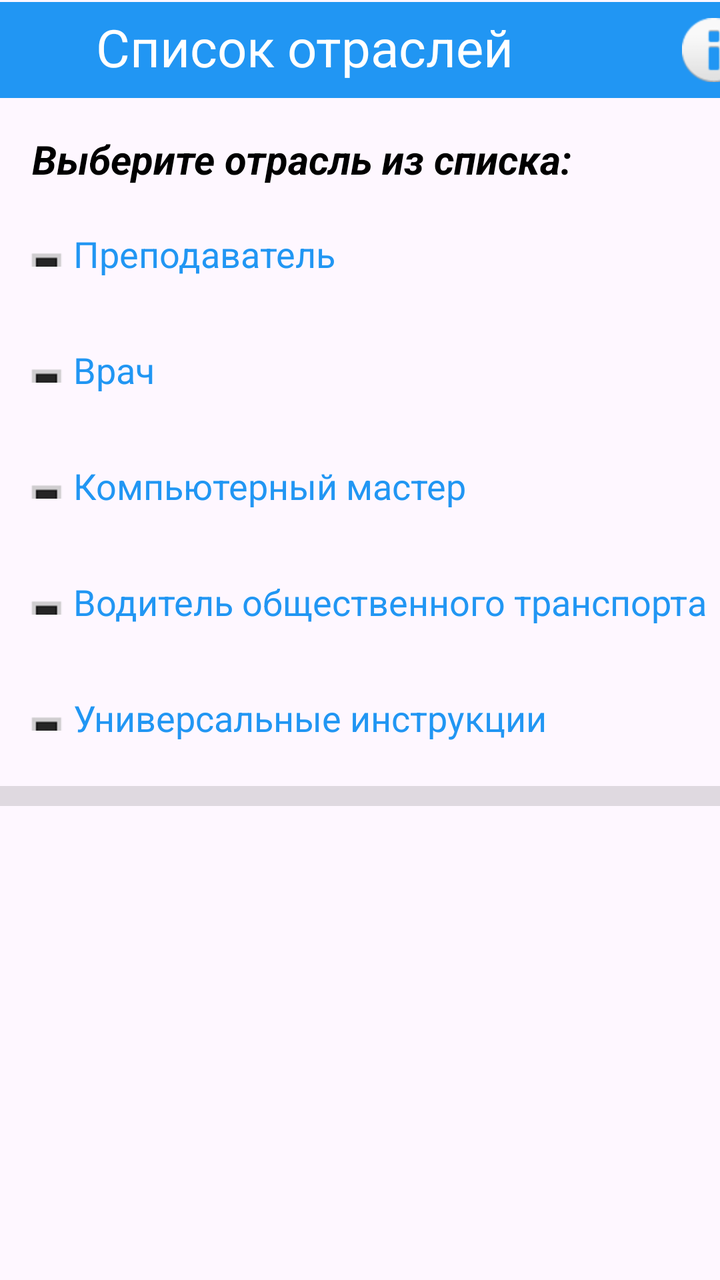
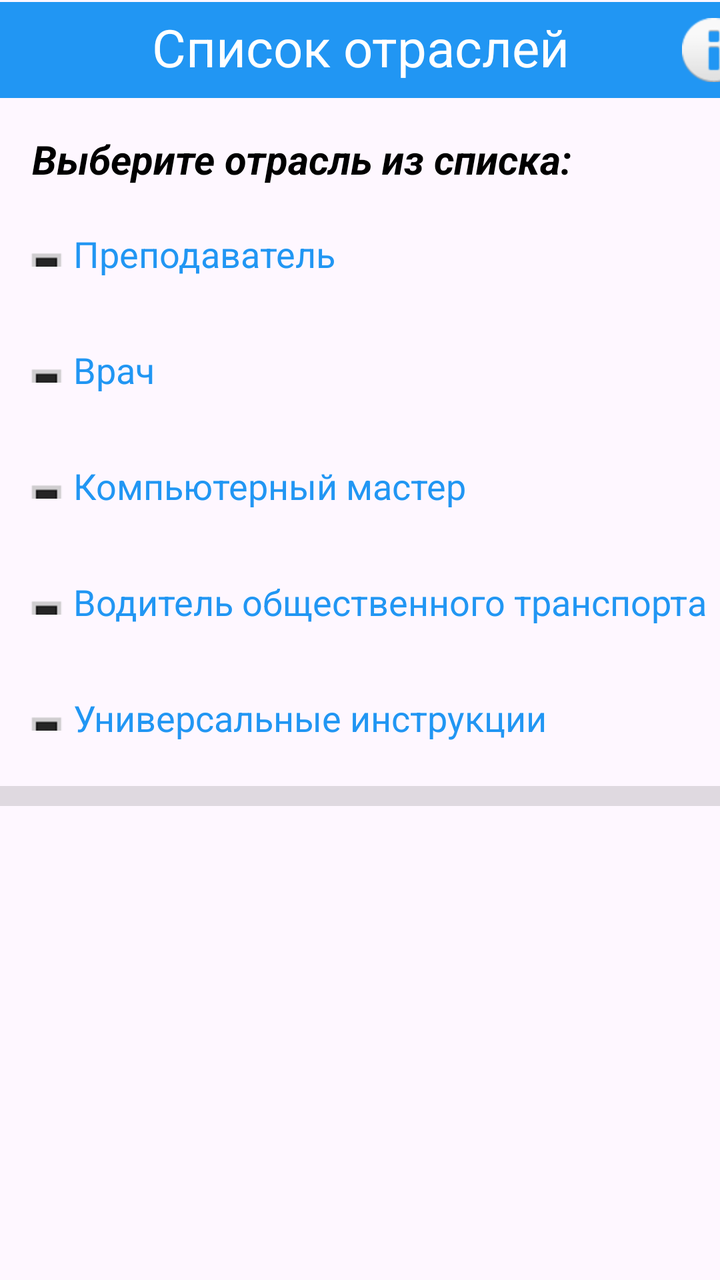

Two renders of the same Android screen: before a commit and after it. Below are the layout's source before the change and the commit's diff.
<!-- AndroidManifest.xml: application theme Theme.First_Aid -->
<!-- res/layout/activity_main.xml -->
<?xml version="1.0" encoding="utf-8"?>
<androidx.constraintlayout.widget.ConstraintLayout xmlns:android="http://schemas.android.com/apk/res/android"
    xmlns:app="http://schemas.android.com/apk/res-auto"
    xmlns:tools="http://schemas.android.com/tools"
    android:id="@+id/main"
    android:layout_width="match_parent"
    android:layout_height="match_parent"
    tools:context=".MainActivity">


    <LinearLayout
        android:id="@+id/linearLayout"
        android:layout_width="match_parent"
        android:layout_height="match_parent"
        android:layout_marginTop="50dp"
        android:orientation="vertical"
        android:visibility="visible"
        app:layout_constraintBottom_toBottomOf="parent"
        app:layout_constraintEnd_toEndOf="parent"
        app:layout_constraintStart_toStartOf="parent"
        app:layout_constraintTop_toTopOf="parent">

        <TextView
            android:id="@+id/choice"
            android:layout_width="wrap_content"
            android:layout_height="wrap_content"
            android:layout_marginLeft="16dp"
            android:layout_marginTop="16dp"
            android:layout_marginBottom="10dp"
            android:text="Выберите отрасль из списка:"
            android:textColor="#000000"
            android:textSize="20sp"
            android:textStyle="bold|italic" />

        <TextView
            android:id="@+id/industry1"
            android:layout_width="wrap_content"
            android:layout_height="wrap_content"
            android:layout_gravity="start"
            android:layout_marginLeft="10dp"
            android:layout_marginBottom="10dp"
            android:clickable="true"
            android:drawableStart="@android:drawable/menu_frame"
            android:focusable="true"
            android:gravity="center_vertical"
            android:minHeight="48dp"
            android:onClick="goToSecondActivity"
            android:text="Преподаватель"
            android:textColor="#2196F3"
            android:textSize="18sp" />

        <TextView
            android:id="@+id/industry2"
            android:layout_width="wrap_content"
            android:layout_height="wrap_content"
            android:layout_gravity="start"
            android:layout_marginLeft="10dp"
            android:layout_marginBottom="10dp"
            android:clickable="true"
            android:drawableStart="@android:drawable/menu_frame"
            android:focusable="true"
            android:gravity="center_vertical"
            android:minHeight="48dp"
            android:onClick="goToSecondActivity"
            android:text="Врач"
            android:textColor="#2196F3"
            android:textSize="18sp" />

        <TextView
            android:id="@+id/industry3"
            android:layout_width="wrap_content"
            android:layout_height="wrap_content"
            android:layout_gravity="start"
            android:layout_marginLeft="10dp"
            android:layout_marginBottom="10dp"
            android:clickable="true"
            android:drawableStart="@android:drawable/menu_frame"
            android:focusable="true"
            android:gravity="center_vertical"
            android:minHeight="48dp"
            android:onClick="goToSecondActivity"
            android:text="Компьютерный мастер"
            android:textColor="#2196F3"
            android:textSize="18sp" />

        <TextView
            android:id="@+id/industry4"
            android:layout_width="wrap_content"
            android:layout_height="wrap_content"
            android:layout_gravity="start"
            android:layout_marginLeft="10dp"
            android:layout_marginBottom="10dp"
            android:clickable="true"
            android:drawableStart="@android:drawable/menu_frame"
            android:focusable="true"
            android:gravity="center_vertical"
            android:minHeight="48dp"
            android:onClick="goToSecondActivity"
            android:text="Водитель общественного транспорта"
            android:textColor="#2196F3"
            android:textSize="18sp" />

        <TextView
            android:id="@+id/industry5"
            android:layout_width="match_parent"
            android:layout_height="wrap_content"
            android:layout_gravity="start"
            android:layout_marginLeft="10dp"
            android:layout_marginBottom="10dp"
            android:clickable="true"
            android:drawableStart="@android:drawable/menu_frame"
            android:focusable="true"
            android:gravity="center_vertical"
            android:minHeight="48dp"
            android:onClick="goToSecondActivity"
            android:text="Универсальные инструкции"
            android:textColor="#2196F3"
            android:textSize="18sp" />

        <View
            android:id="@+id/divider2"
            android:layout_width="match_parent"
            android:layout_height="10dp"
            android:background="?android:attr/listDivider" />
    </LinearLayout>

    <LinearLayout
        android:id="@+id/top_toolbar"
        android:layout_width="409dp"
        android:layout_height="48dp"
        android:layout_marginStart="1dp"
        android:layout_marginTop="1dp"
        android:layout_marginEnd="1dp"
        android:layout_marginBottom="1dp"
        android:background="#2196F3"
        android:orientation="horizontal"
        android:gravity="center"
        app:layout_constraintBottom_toTopOf="@+id/linearLayout"
        app:layout_constraintEnd_toEndOf="parent"
        app:layout_constraintStart_toStartOf="parent"
        app:layout_constraintTop_toTopOf="parent">

        <TextView
            android:id="@+id/textView2"
            android:layout_width="wrap_content"
            android:layout_height="match_parent"
            android:layout_weight="1"
            android:padding="5dp"
            android:text="Список отраслей"
            android:textAlignment="center"
            android:textColor="#FFFFFF"
            android:textSize="26sp" />

        <ImageButton
            android:id="@+id/imageButton"
            android:layout_width="wrap_content"
            android:layout_height="match_parent"
            android:backgroundTint="@android:color/transparent"
            app:srcCompat="@android:drawable/ic_dialog_info" />
    </LinearLayout>
</androidx.constraintlayout.widget.ConstraintLayout>
<!-- resources referenced by this layout -->
<resources>
  <style name="Theme.First_Aid" parent="Base.Theme.First_Aid" />
  <style name="Base.Theme.First_Aid" parent="Theme.Material3.DayNight.NoActionBar">
          
          
      </style>
</resources>

<!-- the commit's change to res/layout/activity_main.xml (unified diff, before → after) -->
@@ -27,8 +27,8 @@
             android:layout_marginLeft="16dp"
             android:layout_marginTop="16dp"
             android:layout_marginBottom="10dp"
-            android:text="Выберите отрасль из списка:"
-            android:textColor="#000000"
+            android:text="@string/choice"
+            android:textColor="@color/black"
             android:textSize="20sp"
             android:textStyle="bold|italic" />
 
@@ -45,8 +45,8 @@
             android:gravity="center_vertical"
             android:minHeight="48dp"
             android:onClick="goToSecondActivity"
-            android:text="Преподаватель"
-            android:textColor="#2196F3"
+            android:text="@string/teacher"
+            android:textColor="@color/blue_text"
             android:textSize="18sp" />
 
         <TextView
@@ -62,8 +62,8 @@
             android:gravity="center_vertical"
             android:minHeight="48dp"
             android:onClick="goToSecondActivity"
-            android:text="Врач"
-            android:textColor="#2196F3"
+            android:text="@string/doctor"
+            android:textColor="@color/blue_text"
             android:textSize="18sp" />
 
         <TextView
@@ -79,8 +79,8 @@
             android:gravity="center_vertical"
             android:minHeight="48dp"
             android:onClick="goToSecondActivity"
-            android:text="Компьютерный мастер"
-            android:textColor="#2196F3"
+            android:text="@string/comp_master"
+            android:textColor="@color/blue_text"
             android:textSize="18sp" />
 
         <TextView
@@ -96,8 +96,8 @@
             android:gravity="center_vertical"
             android:minHeight="48dp"
             android:onClick="goToSecondActivity"
-            android:text="Водитель общественного транспорта"
-            android:textColor="#2196F3"
+            android:text="@string/driver"
+            android:textColor="@color/blue_text"
             android:textSize="18sp" />
 
         <TextView
@@ -113,8 +113,8 @@
             android:gravity="center_vertical"
             android:minHeight="48dp"
             android:onClick="goToSecondActivity"
-            android:text="Универсальные инструкции"
-            android:textColor="#2196F3"
+            android:text="@string/universal"
+            android:textColor="@color/blue_text"
             android:textSize="18sp" />
 
         <View
@@ -132,7 +132,7 @@
         android:layout_marginTop="1dp"
         android:layout_marginEnd="1dp"
         android:layout_marginBottom="1dp"
-        android:background="#2196F3"
+        android:background="@color/common_background_toolbar"
         android:orientation="horizontal"
         android:gravity="center"
         app:layout_constraintBottom_toTopOf="@+id/linearLayout"
@@ -140,22 +140,33 @@
         app:layout_constraintStart_toStartOf="parent"
         app:layout_constraintTop_toTopOf="parent">
 
-        <TextView
-            android:id="@+id/textView2"
-            android:layout_width="wrap_content"
+        <androidx.appcompat.widget.Toolbar
+            android:id="@+id/toolbar"
+            android:layout_width="match_parent"
             android:layout_height="match_parent"
             android:layout_weight="1"
-            android:padding="5dp"
-            android:text="Список отраслей"
-            android:textAlignment="center"
-            android:textColor="#FFFFFF"
-            android:textSize="26sp" />
+            app:contentInsetStart="0dp">
 
-        <ImageButton
-            android:id="@+id/imageButton"
-            android:layout_width="wrap_content"
-            android:layout_height="match_parent"
-            android:backgroundTint="@android:color/transparent"
-            app:srcCompat="@android:drawable/ic_dialog_info" />
+            <TextView
+                android:id="@+id/textView2"
+                android:layout_width="wrap_content"
+                android:layout_height="match_parent"
+                android:layout_gravity="center"
+                android:padding="5dp"
+                android:text="Список отраслей"
+                android:textAlignment="center"
+                android:textColor="@color/white"
+                android:textSize="26sp" />
+
+            <ImageButton
+                android:id="@+id/imageButton"
+                android:layout_width="wrap_content"
+                android:layout_height="match_parent"
+                android:layout_gravity="end"
+                android:backgroundTint="@android:color/transparent"
+                app:srcCompat="@android:drawable/ic_dialog_info" />
+
+        </androidx.appcompat.widget.Toolbar>
+
     </LinearLayout>
 </androidx.constraintlayout.widget.ConstraintLayout>
<!-- resource entries referenced after the edit -->
@@ -1,5 +1,15 @@
 <!-- resources referenced by this layout -->
 <resources>
+  <color name="black">#FF000000</color>
+  <color name="blue_text">#2196F3</color>
+  <color name="common_background_toolbar">#2196F3</color>
+  <color name="white">#FFFFFFFF</color>
+  <string name="choice">Выберите отрасль из списка:</string>
+  <string name="comp_master">Компьютерный мастер</string>
+  <string name="doctor">Врач</string>
+  <string name="driver">Водитель общественного транспорта</string>
+  <string name="teacher">Преподаватель</string>
+  <string name="universal">Универсальные инструкции</string>
   <style name="Theme.First_Aid" parent="Base.Theme.First_Aid" />
   <style name="Base.Theme.First_Aid" parent="Theme.Material3.DayNight.NoActionBar">
           
